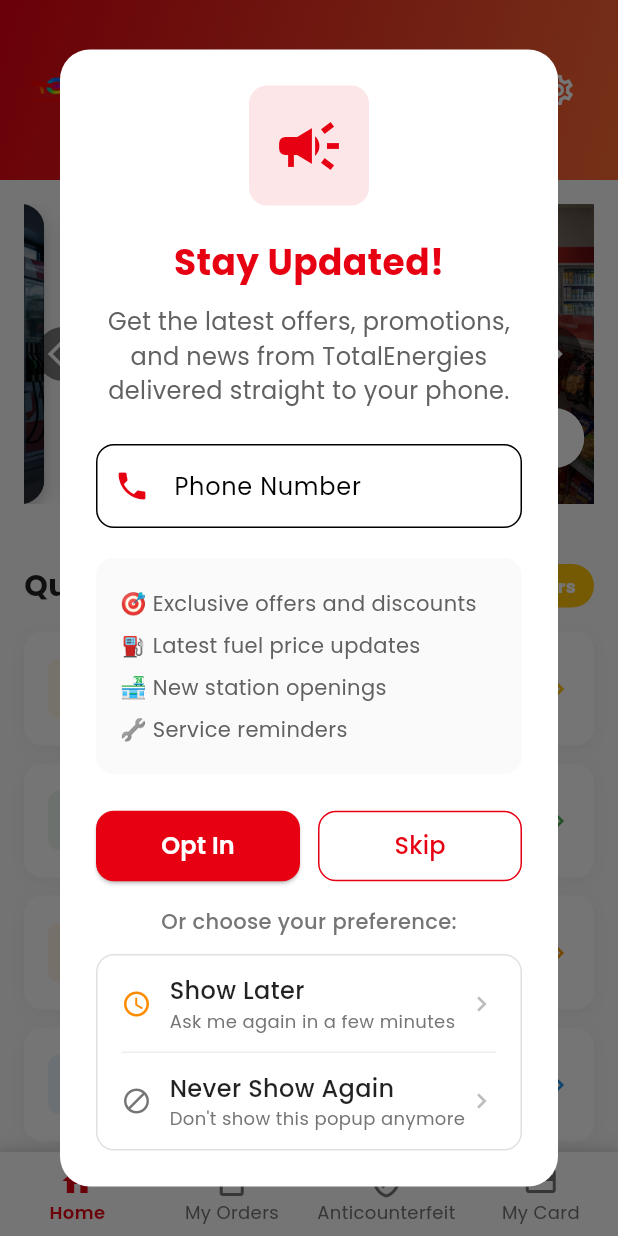
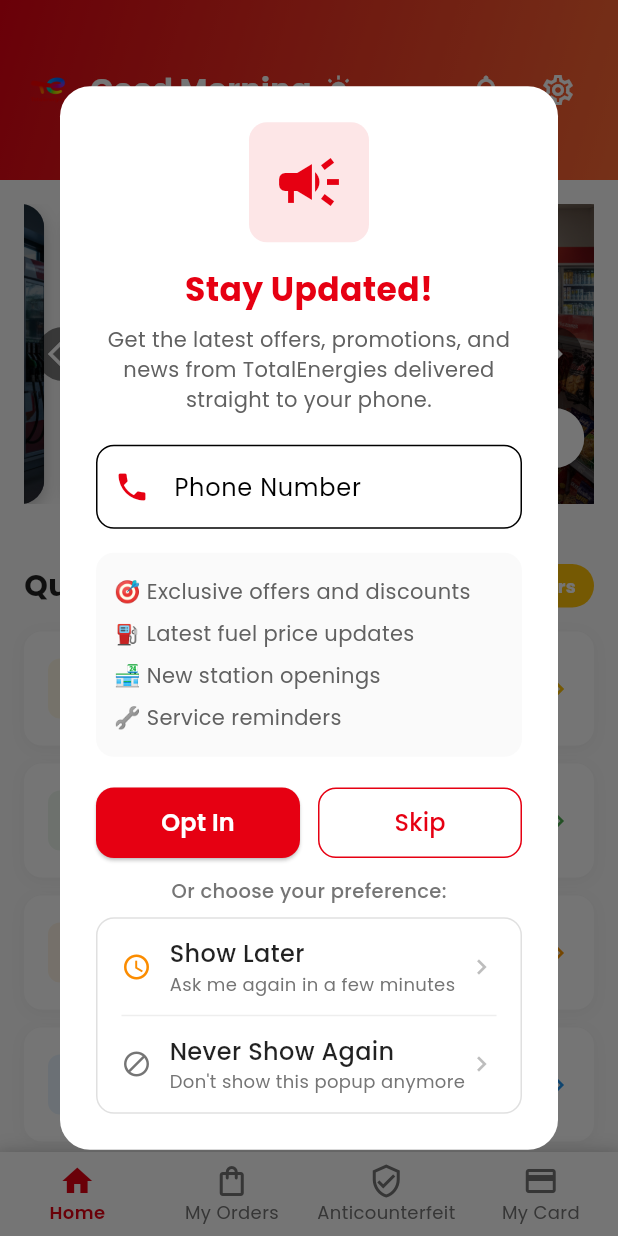
Before and after one commit to boazomare1/totalenergies-app, a Flutter app: the screen it shows after launch, on a phone screen of 412 x 824 dp. Run offline on Flutter 3.47's test engine with Material 3 defaults, Android fonts, the phone set to English and light mode, and no system bars; our stand-ins replace google_fonts.

Commit message:
fix: Fix newsletter dialog overflow with scrollable content
🔧 OVERFLOW FIX:
- Wrapped dialog content in SingleChildScrollView to prevent overflow
- Fixed 178px bottom overflow error
- Dialog now scrolls when content is too tall

📱 SPACING OPTIMIZATION:
- Reduced title font size from 24 to 22
- Reduced description font size from 16 to 14
- Reduced header spacing from 20 to 16
- Reduced title spacing from 12 to 8
- Reduced description spacing from 24 to 20
- Reduced benefits container padding from 16 to 12
- Reduced benefits spacing from 24 to 20
- Reduced action buttons spacing from 16 to 12
- Reduced preference text font size from 14 to 13
- Reduced preference spacing from 12 to 8

✅ USER EXPERIENCE:
- Dialog now fits properly on all screen sizes
- Content remains fully accessible via scrolling
- Maintains professional appearance with optimized spacing
- Better mobile experience with compact layout

Ready for testing without overflow issues!

```diff
--- a/lib/screens/home_screen.dart
+++ b/lib/screens/home_screen.dart
@@ -752,9 +752,10 @@ class _NewsletterOptInDialogState extends State<_NewsletterOptInDialog> {
       ),
       child: Container(
         padding: const EdgeInsets.all(24),
-        child: Column(
-          mainAxisSize: MainAxisSize.min,
-          children: [
+        child: SingleChildScrollView(
+          child: Column(
+            mainAxisSize: MainAxisSize.min,
+            children: [
             // Header
             Container(
               padding: const EdgeInsets.all(16),
@@ -768,29 +769,29 @@ class _NewsletterOptInDialogState extends State<_NewsletterOptInDialog> {
                 color: const Color(0xFFE60012),
               ),
             ),
-            const SizedBox(height: 20),
+            const SizedBox(height: 16),
 
             // Title
             Text(
               'Stay Updated!',
               style: GoogleFonts.poppins(
-                fontSize: 24,
+                fontSize: 22,
                 fontWeight: FontWeight.bold,
                 color: const Color(0xFFE60012),
               ),
             ),
-            const SizedBox(height: 12),
+            const SizedBox(height: 8),
 
             // Description
             Text(
               'Get the latest offers, promotions, and news from TotalEnergies delivered straight to your phone.',
               style: GoogleFonts.poppins(
-                fontSize: 16,
+                fontSize: 14,
                 color: Colors.grey[700],
               ),
               textAlign: TextAlign.center,
             ),
-            const SizedBox(height: 24),
+            const SizedBox(height: 20),
 
             // Phone Number Input
             TextField(
@@ -809,11 +810,11 @@ class _NewsletterOptInDialogState extends State<_NewsletterOptInDialog> {
                 ),
               ),
             ),
-            const SizedBox(height: 20),
+            const SizedBox(height: 16),
 
             // Benefits List
             Container(
-              padding: const EdgeInsets.all(16),
+              padding: const EdgeInsets.all(12),
               decoration: BoxDecoration(
                 color: Colors.grey[50],
                 borderRadius: BorderRadius.circular(12),
@@ -827,7 +828,7 @@ class _NewsletterOptInDialogState extends State<_NewsletterOptInDialog> {
                 ],
               ),
             ),
-            const SizedBox(height: 24),
+            const SizedBox(height: 20),
 
             // Action Buttons
             Column(
@@ -886,18 +887,18 @@ class _NewsletterOptInDialogState extends State<_NewsletterOptInDialog> {
                     ),
                   ],
                 ),
-                const SizedBox(height: 16),
+                const SizedBox(height: 12),
 
                 // Preference Selection
                 Text(
                   'Or choose your preference:',
                   style: GoogleFonts.poppins(
-                    fontSize: 14,
+                    fontSize: 13,
                     color: Colors.grey[600],
                     fontWeight: FontWeight.w500,
                   ),
                 ),
-                const SizedBox(height: 12),
+                const SizedBox(height: 8),
 
                 // Radio Button Style Options
                 Container(
@@ -1014,7 +1015,8 @@ class _NewsletterOptInDialogState extends State<_NewsletterOptInDialog> {
                 ),
               ],
             ),
-          ],
+            ],
+          ),
         ),
       ),
     );
```
